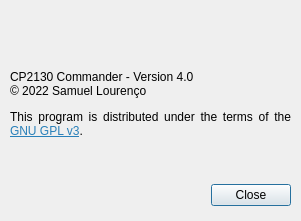
This is src/aboutdialog.ui in bloguetronica/cp2130-com as Qt 5 draws it before an edit. The edited form follows.
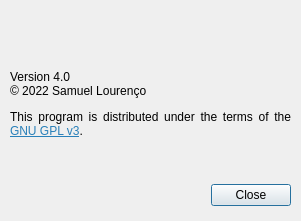
This is the edited form. Icons and pictures are not drawn.

```diff
--- a/src/aboutdialog.ui
+++ b/src/aboutdialog.ui
@@ -65,7 +65,7 @@
     </rect>
    </property>
    <property name="text">
-    <string>&lt;html&gt;&lt;head/&gt;&lt;body&gt;&lt;p&gt;CP2130 Commander - Version 4.0&lt;br/&gt;© 2022 Samuel Lourenço&lt;/p&gt;&lt;p&gt;This program is distributed under the terms of the &lt;a href=&quot;https://www.gnu.org/licenses/gpl-3.0-standalone.html&quot;&gt;&lt;span style=&quot; text-decoration: underline; color:#2980b9;&quot;&gt;GNU GPL v3&lt;/span&gt;&lt;/a&gt;.&lt;/p&gt;&lt;/body&gt;&lt;/html&gt;</string>
+    <string>&lt;html&gt;&lt;head/&gt;&lt;body&gt;&lt;p&gt;Version 4.0&lt;br/&gt;© 2022 Samuel Lourenço&lt;/p&gt;&lt;p&gt;This program is distributed under the terms of the &lt;a href=&quot;https://www.gnu.org/licenses/gpl-3.0-standalone.html&quot;&gt;&lt;span style=&quot; text-decoration: underline; color:#2980b9;&quot;&gt;GNU GPL v3&lt;/span&gt;&lt;/a&gt;.&lt;/p&gt;&lt;/body&gt;&lt;/html&gt;</string>
    </property>
    <property name="alignment">
     <set>Qt::AlignJustify|Qt::AlignTop</set>
```
